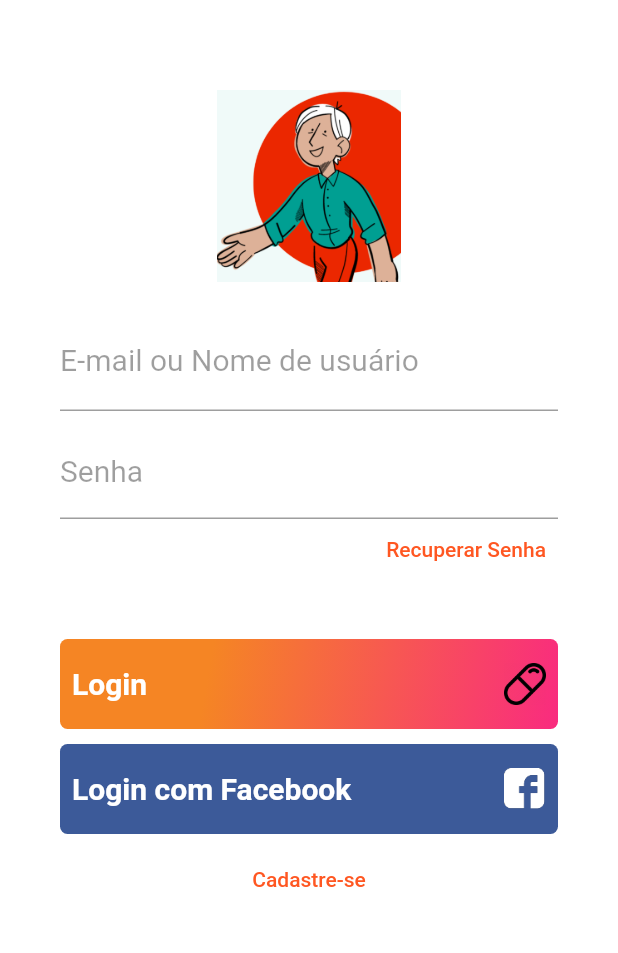
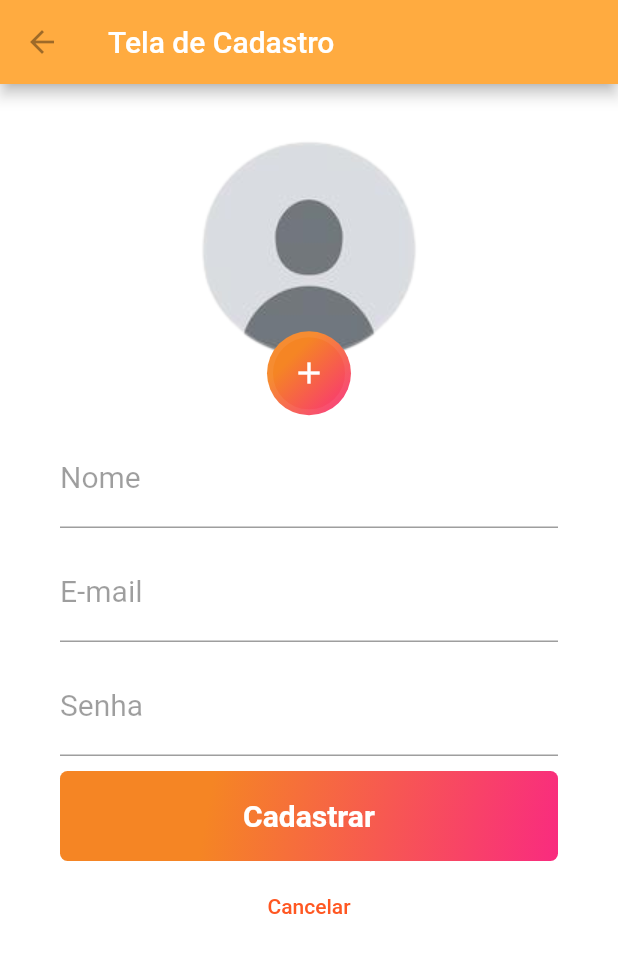
Before and after one commit to rayquezia03/login_screen, a Flutter app: the screen it shows after launch, after a tap on "Cadastre-se", on a phone screen of 412 x 824 dp. Shown: the top 953 px of the screen. Run offline on Flutter 3.47's test engine with Material 2 defaults, Android fonts, the light colour scheme and no system bars.

Commit message:
added signup screen

```diff
--- a/lib/pages/login.page.dart
+++ b/lib/pages/login.page.dart
@@ -1,5 +1,6 @@
 import 'package:flutter/material.dart';
 import 'package:login_screen/pages/reset-password.page.dart';
+import 'package:login_screen/pages/signup.page.dart';
 
 class LoginPage extends StatelessWidget{
   const LoginPage({super.key});
@@ -113,7 +114,7 @@ class LoginPage extends StatelessWidget{
                       ),
                     ],
                   ),
-                  onPressed: () => {  }
+                  onPressed: () => { }
                 ),
               ),
             ),
@@ -166,7 +167,14 @@ class LoginPage extends StatelessWidget{
                   "Cadastre-se",
                   textAlign: TextAlign.center,
                 ),
-                onPressed: () => {  },
+                onPressed: () => {
+                  Navigator.push(
+                    context,
+                    MaterialPageRoute(
+                      builder: (context) => SignupPage(),
+                    ),
+                  )
+                },
               ),
             )
           ],
--- /dev/null
+++ b/lib/pages/signup.page.dart
@@ -0,0 +1,178 @@
+import 'package:flutter/cupertino.dart';
+import 'package:flutter/material.dart';
+
+class SignupPage extends StatelessWidget {
+  const SignupPage({Key? key}) : super(key: key);
+
+  @override
+  Widget build(BuildContext context) {
+    return Scaffold(
+      appBar: AppBar(
+        title: Text("Tela de Cadastro"),
+        backgroundColor: Colors.orangeAccent,
+        leading: IconButton(
+          icon: Icon(Icons.arrow_back),
+          color: Colors.black38,
+          onPressed: () => Navigator.pop(context,false),
+        ),
+      ),
+      body: Container(
+        padding: EdgeInsets.only(
+          top:10,
+          left: 40,
+          right: 40
+        ),
+        color: Colors.white,
+        child: ListView(
+          children: <Widget>[
+            Container(
+              width: 200,
+              height: 200,
+              alignment: Alignment(0.0,1.15),
+              decoration: new BoxDecoration(
+                image: new DecorationImage(
+                    image: AssetImage("assets/avatar-profile.png"),
+                  fit: BoxFit.fitHeight,
+                )
+              ),
+              child: Container(
+                height: 56,
+                width: 56,
+                alignment: Alignment.center,
+                decoration: BoxDecoration(
+                  gradient: LinearGradient(
+                    begin: Alignment.topLeft,
+                    end: Alignment.bottomRight,
+                    stops: [0.3,1.0],
+                    colors: [
+                      Color(0xFFF58524),
+                      Color(0XFFF92B7F)
+                    ]
+                  ),
+                  border: Border.all(
+                    width: 4.0,
+                    color: const Color(0XFFFFFFF),
+                  ),
+                  borderRadius: BorderRadius.all(
+                    Radius.circular(56)
+                  )
+                ),
+                child: SizedBox.expand(
+                  child: TextButton(
+                    child: Icon(
+                      Icons.add,
+                      color: Colors.white,
+                    ),
+                    onPressed: () => {},
+                  ),
+                ),
+              ),
+            ),
+            SizedBox(
+              height: 20,
+            ),
+            TextFormField(
+              keyboardType: TextInputType.text,
+              decoration: InputDecoration(
+                labelText: "Nome",
+                labelStyle: TextStyle(
+                  color: Colors.black38,
+                  fontWeight: FontWeight.w400,
+                  fontSize: 20,
+                ),
+              ),
+              style: TextStyle(
+                fontSize: 20
+              ),
+            ),
+            SizedBox(
+              height: 10,
+            ),
+            TextFormField(
+              keyboardType: TextInputType.emailAddress,
+              decoration: InputDecoration(
+                labelText: "E-mail",
+                labelStyle: TextStyle(
+                  color: Colors.black38,
+                  fontWeight: FontWeight.w400,
+                  fontSize: 20
+                ),
+              ),
+              style: TextStyle(
+                fontSize: 20
+              ),
+            ),
+            SizedBox(
+              height: 10,
+            ),
+            TextFormField(
+              keyboardType: TextInputType.text,
+              obscureText: true,
+              decoration: InputDecoration(
+                labelText: "Senha",
+                labelStyle: TextStyle(
+                    color: Colors.black38,
+                    fontWeight: FontWeight.w400,
+                    fontSize: 20
+                ),
+              ),
+              style: TextStyle(
+                  fontSize: 20
+              ),
+            ),
+            SizedBox(
+              height: 10,
+            ),
+            Container(
+              height: 60,
+              alignment: Alignment.centerLeft,
+              decoration: BoxDecoration(
+                gradient: LinearGradient(
+                  begin: Alignment.topLeft,
+                  end: Alignment.bottomRight,
+                  stops: [0.3,1],
+                  colors: [
+                    Color(0XFFF58524),
+                    Color(0XFFF92B7F)
+                  ]
+                ),
+                borderRadius: BorderRadius.all(
+                  Radius.circular(5)
+                ),
+              ),
+              child: SizedBox.expand(
+                child: TextButton(
+                  child: Text(
+                    "Cadastrar",
+                    style: TextStyle(
+                      fontWeight: FontWeight.bold,
+                      color: Colors.white,
+                      fontSize: 20,
+                    ),
+                    textAlign: TextAlign.center,
+                  ),
+                  onPressed: () => {},
+                ),
+              ),
+            ),
+            SizedBox(
+              height: 10,
+            ),
+            Container(
+              height: 40,
+              alignment: Alignment.center,
+              child: TextButton(
+                child: Text(
+                  "Cancelar"
+                ),
+                onPressed: () => {
+                  Navigator.pop(context,false),
+                },
+              ),
+            )
+          ],
+        ),
+      ),
+    );
+  }
+}
--- a/pubspec.yaml
+++ b/pubspec.yaml
@@ -64,6 +64,7 @@ flutter:
     - assets/logo-th.png
     - assets/remedy-icon.png
     - assets/reset-password-icon.png
+    - assets/avatar-profile.png
 
 
   # An image asset can refer to one or more resolution-specific "variants", see
```
Also changed, not shown: assets/avatar-profile.png (added), assets/logo-th.png, assets/profile-picture.png (added).
